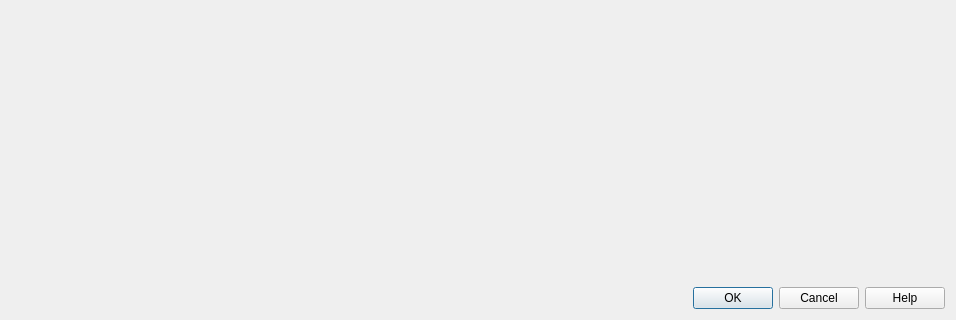
The window that plugins/fcs/qfrdrfcsfitfunctionsimulator.ui (jkriege2/QuickFit3) describes before a commit, drawn with Qt 5; both pictures show x 0 to 956 and y 338 to 658 of the 956 by 658 pixel window.
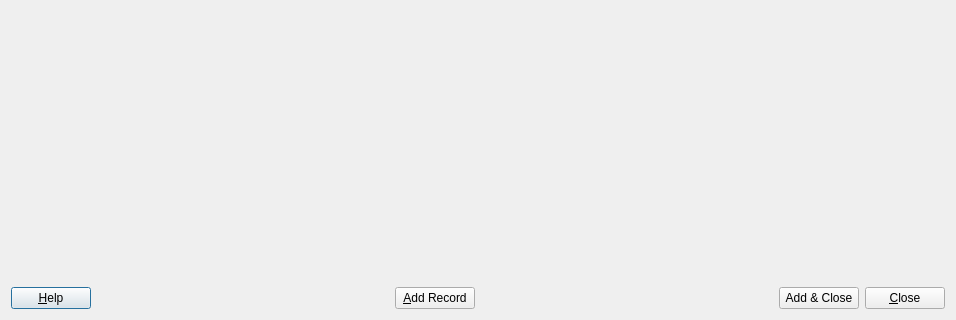
The same window after the commit. Icons and pictures are not drawn. Custom widgets are drawn as their Qt base class.

Commit message: QuickFit3: added histogram functionality to rdr and evaluation results table QuickFit3/fcs: improved FCS simulator (added button to add a record with current settings, but does not close the window)

Patch:
```diff
--- a/plugins/fcs/qfrdrfcsfitfunctionsimulator.ui
+++ b/plugins/fcs/qfrdrfcsfitfunctionsimulator.ui
@@ -381,14 +381,74 @@
     </widget>
    </item>
    <item>
-    <widget class="QDialogButtonBox" name="buttonBox">
-     <property name="orientation">
-      <enum>Qt::Horizontal</enum>
-     </property>
-     <property name="standardButtons">
-      <set>QDialogButtonBox::Cancel|QDialogButtonBox::Help|QDialogButtonBox::Ok</set>
-     </property>
-    </widget>
+    <layout class="QHBoxLayout" name="horizontalLayout_7">
+     <item>
+      <widget class="QPushButton" name="btnHelp">
+       <property name="text">
+        <string>&amp;Help</string>
+       </property>
+       <property name="icon">
+        <iconset resource="../../lib/lib.qrc">
+         <normaloff>:/lib/help.png</normaloff>:/lib/help.png</iconset>
+       </property>
+      </widget>
+     </item>
+     <item>
+      <spacer name="horizontalSpacer_6">
+       <property name="orientation">
+        <enum>Qt::Horizontal</enum>
+       </property>
+       <property name="sizeHint" stdset="0">
+        <size>
+         <width>40</width>
+         <height>20</height>
+        </size>
+       </property>
+      </spacer>
+     </item>
+     <item>
+      <widget class="QPushButton" name="btnAddRecord">
+       <property name="text">
+        <string>&amp;Add Record</string>
+       </property>
+       <property name="icon">
+        <iconset resource="../../lib/lib.qrc">
+         <normaloff>:/lib/file_add.png</normaloff>:/lib/file_add.png</iconset>
+       </property>
+      </widget>
+     </item>
+     <item>
+      <spacer name="horizontalSpacer_7">
+       <property name="orientation">
+        <enum>Qt::Horizontal</enum>
+       </property>
+       <property name="sizeHint" stdset="0">
+        <size>
+         <width>40</width>
+         <height>20</height>
+        </size>
+       </property>
+      </spacer>
+     </item>
+     <item>
+      <widget class="QPushButton" name="btnCloseAndAdd">
+       <property name="text">
+        <string>Add &amp;&amp; Close</string>
+       </property>
+      </widget>
+     </item>
+     <item>
+      <widget class="QPushButton" name="btnClose">
+       <property name="text">
+        <string>&amp;Close</string>
+       </property>
+       <property name="icon">
+        <iconset resource="../../lib/lib.qrc">
+         <normaloff>:/lib/exit.png</normaloff>:/lib/exit.png</iconset>
+       </property>
+      </widget>
+     </item>
+    </layout>
    </item>
   </layout>
  </widget>
```
Left out of the diff: 86 changed lines with no effect on the pictures. The commit also changes 28 other files.
